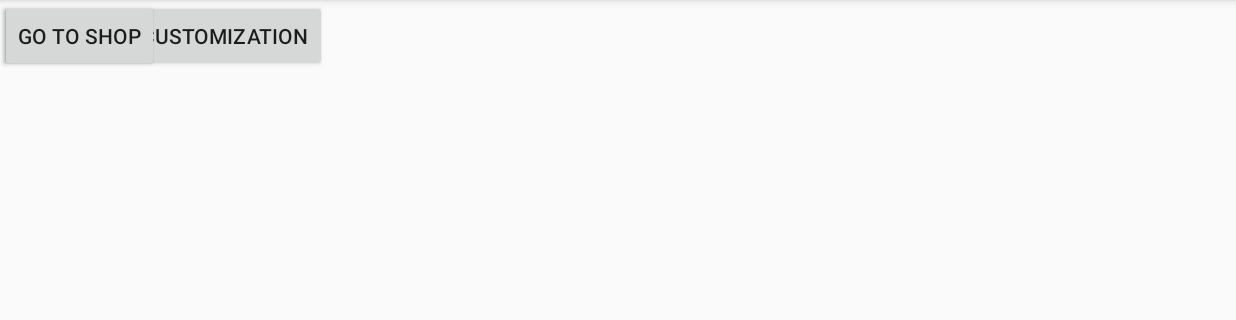
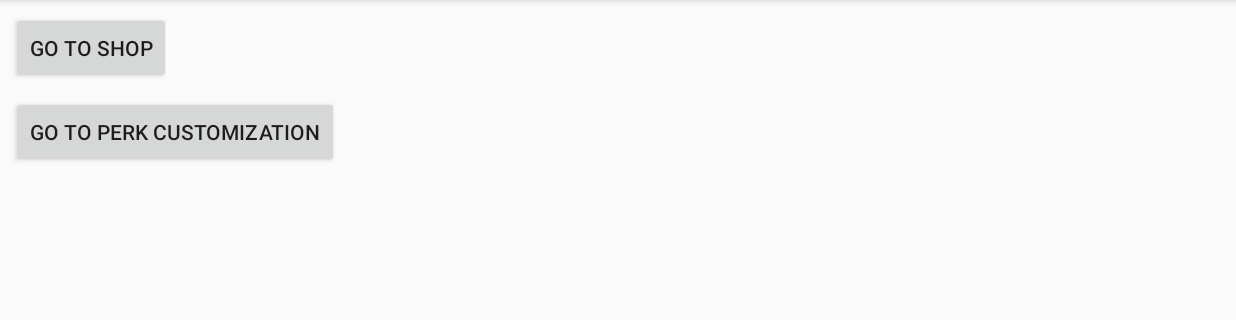
Before and after one commit to TheVanillaBean/OnARoll, an Android app: the screen it shows after launch (MainActivity), on a phone screen of 824 x 412 dp (held sideways), the part 72-392 px from its top. Run offline under Robolectric (Android 15) with nearby library versions, the phone set to English and light mode, and no system bars; libraries missing offline, so code that uses them is left out: uk.co.chrisjenx; 1 statement that could not run was skipped.

Commit message:
Modified buttons layout on mainactivity
Signed-off-by: yzgarrard <yzgarrard@gmail.com>

```diff
--- a/app/src/main/res/layout/activity_main.xml
+++ b/app/src/main/res/layout/activity_main.xml
@@ -6,28 +6,24 @@
     android:layout_height="match_parent"
     tools:context="com.onarollapp.onaroll.Controller.MainActivity">
 
-    <GridLayout
-        android:layout_width="368dp"
-        android:layout_height="103dp"
-        tools:layout_editor_absoluteX="0dp"
-        tools:layout_editor_absoluteY="9dp">
-
-        <Button
-            android:id="@+id/go_to_perk_customiztion"
-            android:layout_width="wrap_content"
-            android:layout_height="wrap_content"
-            android:text="Go To Perk Customization"
-            tools:layout_editor_absoluteX="16dp"
-            tools:layout_editor_absoluteY="64dp" />
-
-    </GridLayout>
-
     <Button
         android:id="@+id/go_to_shop"
         android:layout_width="wrap_content"
         android:layout_height="wrap_content"
+        android:layout_marginLeft="8dp"
+        android:layout_marginTop="8dp"
         android:text="Go To Shop"
-        tools:layout_editor_absoluteX="443dp"
-        tools:layout_editor_absoluteY="231dp" />
+        app:layout_constraintLeft_toLeftOf="parent"
+        app:layout_constraintTop_toTopOf="parent" />
+
+    <Button
+        android:id="@+id/go_to_perk_customiztion"
+        android:layout_width="wrap_content"
+        android:layout_height="wrap_content"
+        android:layout_marginStart="8dp"
+        android:layout_marginTop="8dp"
+        android:text="Go To Perk Customization"
+        app:layout_constraintStart_toStartOf="parent"
+        app:layout_constraintTop_toBottomOf="@+id/go_to_shop" />
 
 </android.support.constraint.ConstraintLayout>
```
